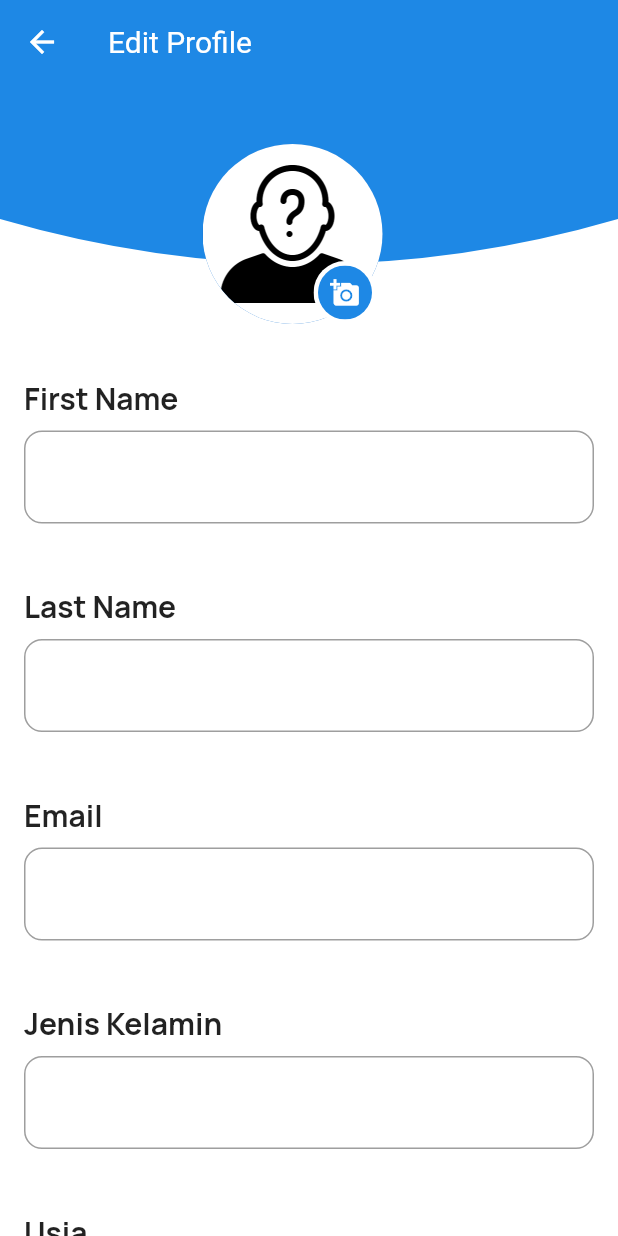
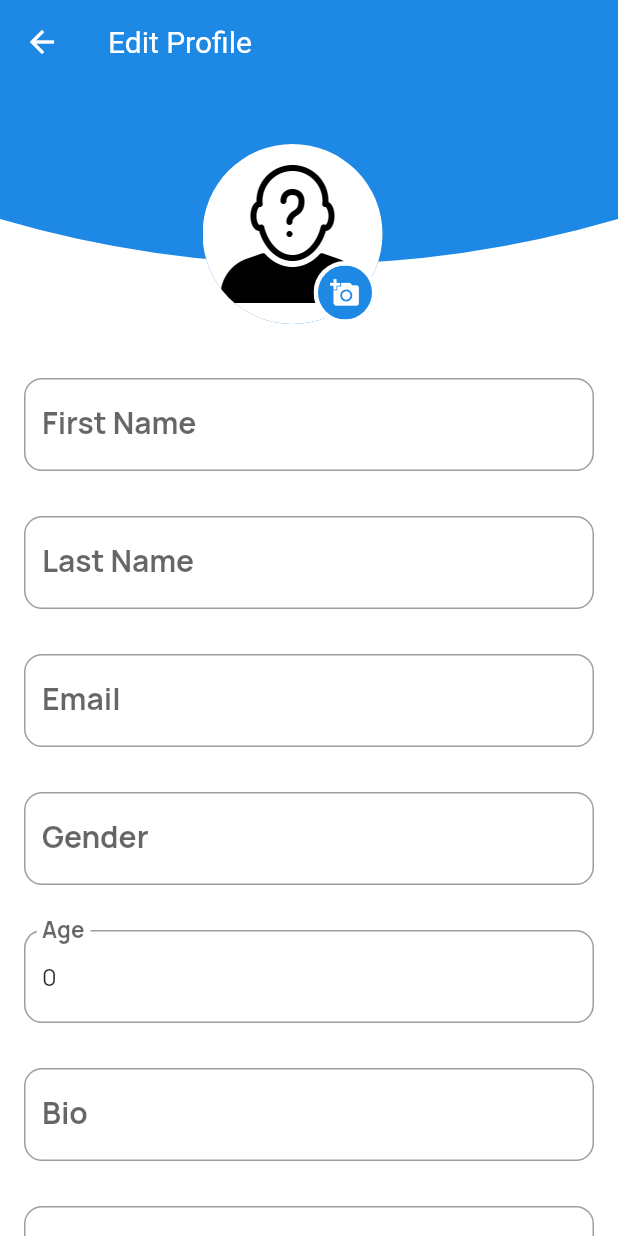
Before and after one commit to Raychal/WeatherApp, a Flutter app: the EditProfilePage screen opened directly with empty values, on a phone screen of 412 x 824 dp. Run offline on Flutter 3.47's test engine with Material 2 defaults, Android fonts, the phone set to English and light mode, and no system bars; our stand-ins replace cloud_firestore, firebase_auth, firebase_core, firebase_storage, flutter_image_compress, get and 4 more; accounts and stored records are empty; network calls fail.

Commit message:
edit profile solve

```diff
--- a/lib/model/user.dart
+++ b/lib/model/user.dart
@@ -1,8 +1,7 @@
-import 'dart:ffi';
-
 import 'package:cloud_firestore/cloud_firestore.dart';
 
-class User {
+class UserModel {
+
   String id;
   String profilePicture;
   String firstName;
@@ -13,7 +12,7 @@ class User {
   String about;
   String bio;
 
-  User({
+  UserModel({
     required this.id,
     required this.profilePicture,
     required this.firstName,
@@ -25,11 +24,9 @@ class User {
     required this.bio
 });
 
-  factory User.fromDoc(DocumentSnapshot doc) {
-    return User(
-      id: doc.data().toString().contains('id')
-          ? doc.id
-          : 'Id key does no exist inside firebase document',
+  factory UserModel.fromDoc(DocumentSnapshot doc) {
+    return UserModel(
+      id: doc.id,
       profilePicture: doc.data().toString().contains('profilePicture')
           ? doc['profilePicture'] as String
           : 'profilePicture key does no exist inside firebase document',
--- a/lib/pages/edit_profile_page.dart
+++ b/lib/pages/edit_profile_page.dart
@@ -7,12 +7,11 @@ import 'package:weather_app/services/database_services.dart';
 import 'package:weather_app/services/storage_services.dart';
 
 import '../model/user.dart';
-import '../widgets/widgets.dart';
 
 class EditProfilePage extends StatefulWidget {
   const EditProfilePage({Key? key, required this.user, }) : super(key: key);
 
-  final User user;
+  final UserModel user;
 
   @override
   State<EditProfilePage> createState() => _EditProfilePageState();
@@ -28,7 +27,6 @@ class _EditProfilePageState extends State<EditProfilePage> {
   String? _bio;
   int? _age;
   File? _profileImage;
-  String? _imagePickedType;
   final _formKey = GlobalKey<FormState>();
   bool _isLoading = false;
 
@@ -59,7 +57,7 @@ class _EditProfilePageState extends State<EditProfilePage> {
               widget.user.profilePicture, _profileImage!);
         }
 
-        User user = User(
+        UserModel user = UserModel(
           id: widget.user.id,
           firstName: _firstName!,
           lastName: _lastName!,
@@ -71,26 +69,26 @@ class _EditProfilePageState extends State<EditProfilePage> {
           about: _about!,
         );
 
+        print(user.id.toString());
         DatabaseServices.updateUserData(user);
-        Navigator.pop(context);
+        Navigator.of(context).pop();
       }
     } catch (e) {
-      print(e);
+      print(e.toString());
     }
   }
 
   handleImageFromGallery() async {
     try {
-      XFile? imageFile = await ImagePicker().pickImage(source: ImageSource.gallery);
+      final imageFile = (await ImagePicker().pickImage(source: ImageSource.gallery));
       if (imageFile != null) {
-        if (_imagePickedType == 'profile') {
-          setState(() {
-            _profileImage = imageFile as File?;
-          });
-        }
+        print('msg ${imageFile.toString()}');
+        _profileImage = File(imageFile.path);
+        print('msg ${_profileImage}');
+        setState(() {});
       }
     } catch (e) {
-      print(e);
+      print(e.toString());
     }
   }
 
@@ -162,7 +160,6 @@ class _EditProfilePageState extends State<EditProfilePage> {
                                           color: Colors.blue[600],
                                           child: GestureDetector(
                                             onTap: () {
-                                              _imagePickedType = 'profile';
                                               handleImageFromGallery();
                                             },
                                             child: Icon(
@@ -183,94 +180,132 @@ class _EditProfilePageState extends State<EditProfilePage> {
                     ),
                     Form(
                       key: _formKey,
+                      child: Padding(
+                        padding: const EdgeInsets.all(16.0),
                         child: Column(
                           crossAxisAlignment: CrossAxisAlignment.start,
                           children: [
                             SizedBox(height: 180),
-                          TextFieldWidget(
-                            label: 'First Name',
-                            text: _firstName!,
-                            maxLines: 1,
+                            TextFormField(
+                              initialValue: _firstName!,
+                              decoration: InputDecoration(
+                                labelText: 'First Name',
+                                labelStyle: TextStyle(fontWeight: FontWeight.bold, fontSize: 20),
+                                border: OutlineInputBorder(
+                                  borderRadius: BorderRadius.circular(12),
+                                ),
+                              ),
+                              validator: (input) => input!.trim().length < 2
+                                  ? 'please enter valid name'
+                                  : null,
                               onSaved: (value) {
                                 _firstName = value;
                               },
-                            validator: (input) => input.toString().length < 2
-                              ? 'Please enter valid name'
+                            ),
+                            SizedBox(height: 30),
+                            TextFormField(
+                              initialValue: _lastName!,
+                              decoration: InputDecoration(
+                                labelText: 'Last Name',
+                                labelStyle: TextStyle(fontWeight: FontWeight.bold, fontSize: 20),
+                                border: OutlineInputBorder(
+                                  borderRadius: BorderRadius.circular(12),
+                                ),
+                              ),
+                              validator: (input) => input!.trim().length < 2
+                                  ? 'please enter valid name'
                                   : null,
-                          ),
-                          SizedBox(height: 10),
-                          TextFieldWidget(
-                            label: 'Last Name',
-                            text: _lastName!,
-                            maxLines: 1,
                               onSaved: (value) {
                                 _lastName = value;
                               },
-                            validator: (input) => input.toString().length < 2
-                                ? 'Please enter valid name'
+                            ),
+                            SizedBox(height: 30),
+                            TextFormField(
+                              initialValue: _email!,
+                              decoration: InputDecoration(
+                                labelText: 'Email',
+                                labelStyle: TextStyle(fontWeight: FontWeight.bold, fontSize: 20),
+                                border: OutlineInputBorder(
+                                  borderRadius: BorderRadius.circular(12),
+                                ),
+                              ),
+                              validator: (input) => input!.trim().length < 2
+                                  ? 'please enter valid name'
                                   : null,
-                          ),
-                          SizedBox(height: 10),
-                          TextFieldWidget(
-                            label: 'Email',
-                            text: _email!,
-                            maxLines: 1,
                               onSaved: (value) {
                                 _email = value;
                               },
-                            validator: (input) => input.toString().length < 2
-                                ? 'Please enter valid email'
+                            ),
+                            SizedBox(height: 30),
+                            TextFormField(
+                              initialValue: _gender!,
+                              decoration: InputDecoration(
+                                labelText: 'Gender',
+                                labelStyle: TextStyle(fontWeight: FontWeight.bold, fontSize: 20),
+                                border: OutlineInputBorder(
+                                  borderRadius: BorderRadius.circular(12),
+                                ),
+                              ),
+                              validator: (input) => input!.trim().length < 2
+                                  ? 'please enter valid name'
                                   : null,
-                          ),
-                          SizedBox(height: 10),
-                          TextFieldWidget(
-                            label: 'Jenis Kelamin',
-                            text: _gender!,
-                            maxLines: 1,
                               onSaved: (value) {
                                 _gender = value;
                               },
-                            validator: (input) => input.toString().length < 2
-                                ? 'Please enter valid gender'
+                            ),
+                            SizedBox(height: 30),
+                            TextFormField(
+                              initialValue: _age!.toString(),
+                              decoration: InputDecoration(
+                                labelText: 'Age',
+                                labelStyle: TextStyle(fontWeight: FontWeight.bold, fontSize: 20),
+                                border: OutlineInputBorder(
+                                  borderRadius: BorderRadius.circular(12),
+                                ),
+                              ),
+                              validator: (input) => input!.trim().length < 1
+                                  ? 'please enter valid name'
                                   : null,
+                              onSaved: (value) {
+                                _age = int.parse(value!);
+                              },
                             ),
-                          SizedBox(height: 10),
-                          TextFieldWidget(
-                            label: 'Usia',
-                            text: _age!.toString(),
-                            maxLines: 1,
-                            onSaved: (value) {
-                              _age = value as int?;
-                            },
-                            validator: (input) => input.toString().length < 1
-                                ? 'Please enter valid age'
+                            SizedBox(height: 30),
+                            TextFormField(
+                              initialValue: _bio!,
+                              decoration: InputDecoration(
+                                labelText: 'Bio',
+                                labelStyle: TextStyle(fontWeight: FontWeight.bold, fontSize: 20),
+                                border: OutlineInputBorder(
+                                  borderRadius: BorderRadius.circular(12),
+                                ),
+                              ),
+                              validator: (input) => input!.trim().length < 2
+                                  ? 'please enter valid name'
                                   : null,
-                          ),
-                          SizedBox(height: 10),
-                          TextFieldWidget(
-                            label: 'Bio',
-                            text: _bio!,
-                            maxLines: 1,
                               onSaved: (value) {
                                 _bio = value;
                               },
-                            validator: (input) => input.toString().length < 2
-                                ? 'Please enter valid bio'
+                            ),
+                            SizedBox(height: 30),
+                            TextFormField(
+                              initialValue: _about!,
+                              decoration: InputDecoration(
+                                labelText: 'About',
+                                labelStyle: TextStyle(fontWeight: FontWeight.bold, fontSize: 20),
+                                border: OutlineInputBorder(
+                                  borderRadius: BorderRadius.circular(12),
+                                ),
+                              ),
+                              validator: (input) => input!.trim().length < 2
+                                  ? 'please enter valid name'
                                   : null,
-                          ),
-                          SizedBox(height: 10),
-                          TextFieldWidget(
-                            label: 'About',
-                            text: _about!,
-                            maxLines: 5,
                               onSaved: (value) {
                                 _about = value;
                               },
-                            validator: (input) => input.toString().length < 2
-                                ? 'Please enter valid about'
-                                : null,
+                              maxLines: 5,
                             ),
-                          SizedBox(height: 10),
+                            SizedBox(height: 30),
                             Padding(
                               padding: const EdgeInsets.symmetric(horizontal: 25.0),
                               child: GestureDetector(
@@ -296,6 +331,7 @@ class _EditProfilePageState extends State<EditProfilePage> {
                             ),
                             SizedBox(height: 20),
                           ],
+                        ),
                       ),
                     ),
                   ],
@@ -329,7 +365,7 @@ class ClipPathClass extends CustomClipper<Path> {
 
 }
 
-Widget buildName(User user) => Column(
+Widget buildName(UserModel user) => Column(
   children: [
     Text(
       '${user.firstName} ${user.lastName}',
--- a/lib/pages/profile_page.dart
+++ b/lib/pages/profile_page.dart
@@ -31,7 +31,7 @@ class _ProfilePageState extends State<ProfilePage> {
                 ),
               );
             }
-            User user = User.fromDoc(snapshot.data);
+            UserModel user = UserModel.fromDoc(snapshot.data);
             return ListView(
               physics: const BouncingScrollPhysics(
                   parent: AlwaysScrollableScrollPhysics()),
@@ -154,7 +154,7 @@ Widget buildButton(BuildContext context, String value, String text) => MaterialB
     ),
   );
 
-Widget buildBio(User user) => Container(
+Widget buildBio(UserModel user) => Container(
   padding: EdgeInsets.symmetric(horizontal: 48.0),
   child: Column(
     crossAxisAlignment: CrossAxisAlignment.start,
@@ -172,7 +172,7 @@ Widget buildBio(User user) => Container(
   ),
 );
 
-Widget buildAbout(User user) => Container(
+Widget buildAbout(UserModel user) => Container(
   padding: EdgeInsets.symmetric(horizontal: 48.0),
   child: Column(
     crossAxisAlignment: CrossAxisAlignment.start,
@@ -231,7 +231,7 @@ class ClipPathClass extends CustomClipper<Path> {
 
 }
 
-Widget buildName(User user) => Column(
+Widget buildName(UserModel user) => Column(
   children: [
     Text(
       '${user.firstName} ${user.lastName}',
--- a/lib/services/database_services.dart
+++ b/lib/services/database_services.dart
@@ -2,8 +2,8 @@ import '../constants/constants.dart';
 import '../model/user.dart';
 
 class DatabaseServices {
-  static void updateUserData(User user) {
-    usersRef.doc(user.id).update({
+  static void updateUserData(UserModel user) async {
+    return await usersRef.doc(user.id).update({
       'first name': user.firstName,
       'last name': user.lastName,
       'bio': user.bio,
--- a/lib/widgets/textfield_widget.dart
+++ b/lib/widgets/textfield_widget.dart
@@ -7,15 +7,15 @@ class TextFieldWidget extends StatefulWidget {
     required this.maxLines,
     required this.label,
     required this.text,
-    required this.onSaved,
-    required this.validator,
+    // required this.onSaved,
+    // required this.validator,
   }) : super(key: key);
 
   final int maxLines;
   final String label;
   final String text;
-  final ValueChanged<String> validator;
-  final ValueChanged<String> onSaved;
+  // final ValueChanged<String> validator;
+  // final ValueChanged<String> onSaved;
 
   @override
   State<TextFieldWidget> createState() => _TextFieldWidgetState();
@@ -23,21 +23,21 @@ class TextFieldWidget extends StatefulWidget {
 
 class _TextFieldWidgetState extends State<TextFieldWidget> {
 
-   // TextEditingController? controller;
+   TextEditingController? controller;
 
-  // @override
-  // void initState() {
-  //   super.initState();
-  //
-  //   controller = TextEditingController(text: widget.text);
-  // }
+  @override
+  void initState() {
+    super.initState();
 
-  // @override
-  // void dispose() {
-  //   super.dispose();
-  //
-  //   controller?.dispose();
-  // }
+    controller = TextEditingController(text: widget.text);
+  }
+
+  @override
+  void dispose() {
+    super.dispose();
+
+    controller!.dispose();
+  }
 
   @override
   Widget build(BuildContext context) => Padding(
@@ -50,9 +50,9 @@ class _TextFieldWidgetState extends State<TextFieldWidget> {
           style: TextStyle(fontWeight: FontWeight.bold, fontSize: 20),
         ),
         SizedBox(height: 8),
-        TextFormField(
-          initialValue: widget.text,
-          // controller: controller,
+        TextField(
+          // initialValue: widget.text,
+          controller: controller,
           decoration: InputDecoration(
             border: OutlineInputBorder(
               borderRadius: BorderRadius.circular(12),
--- a/pubspec.yaml
+++ b/pubspec.yaml
@@ -35,7 +35,7 @@ dependencies:
   firebase_auth: ^3.4.2
   cloud_firestore: ^3.3.0
   google_nav_bar: ^5.0.6
-  get: 4.3.8
+  get: ^4.6.5
   image_picker: ^0.8.5+3
   firebase_storage: ^10.3.2
   flutter_image_compress: ^1.1.0
```
Also changed, not shown: pubspec.lock. Lines whose indentation alone changed are shown as unchanged.
